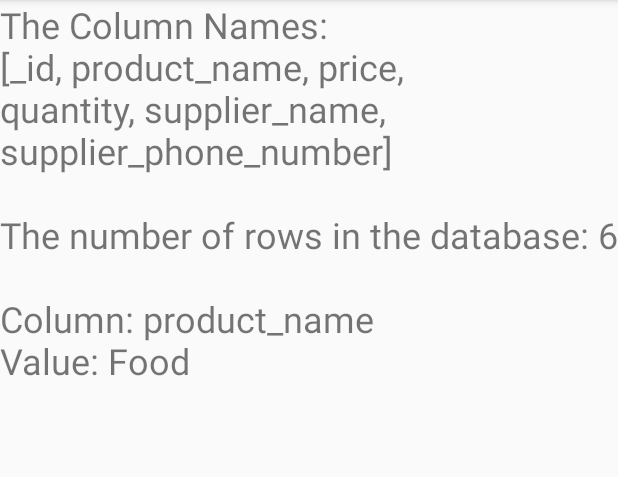
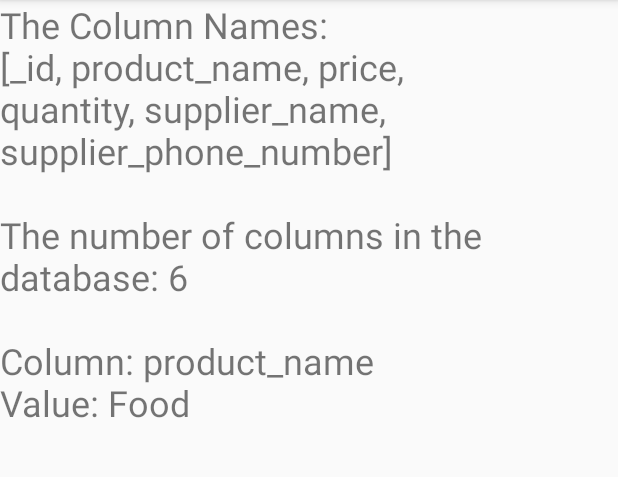
Before and after one commit to Philosopho/Inventory-App, an Android app: the screen it shows after launch (MainActivity), on a phone screen of 412 x 824 dp, the part 84-561 px from its top. Run offline under Robolectric (Android 15) with nearby library versions, the phone set to English and light mode, and no system bars; our stand-ins replace data binding.

Commit message:
fix: error where text states rows instead of columns

```diff
--- a/app/src/main/res/values/strings.xml
+++ b/app/src/main/res/values/strings.xml
@@ -1,6 +1,6 @@
 <resources>
     <string name="app_name">Inventory App</string>
-    <string name="the_number_of_rows_in_the_database_1_s">The number of rows in the database: %1$s</string>
+    <string name="the_number_of_rows_in_the_database_1_s">The number of columns in the database: %1$s</string>
     <string name="column_values">Value: %1$s</string>
     <string name="column_names">The Column Names:\n</string>
 </resources>
```
